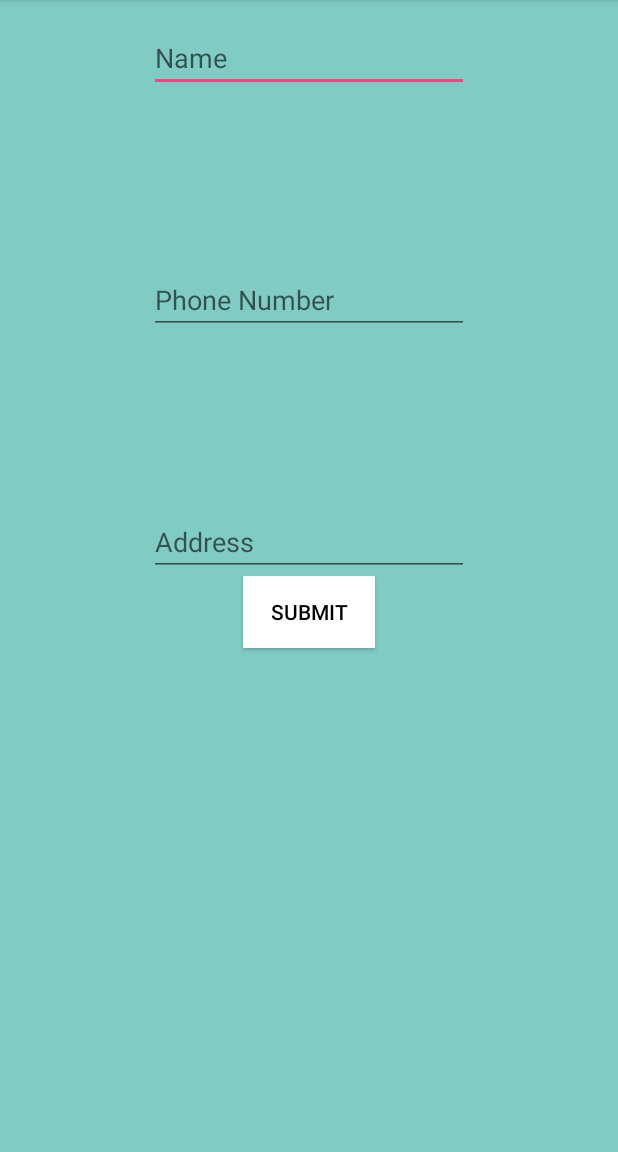
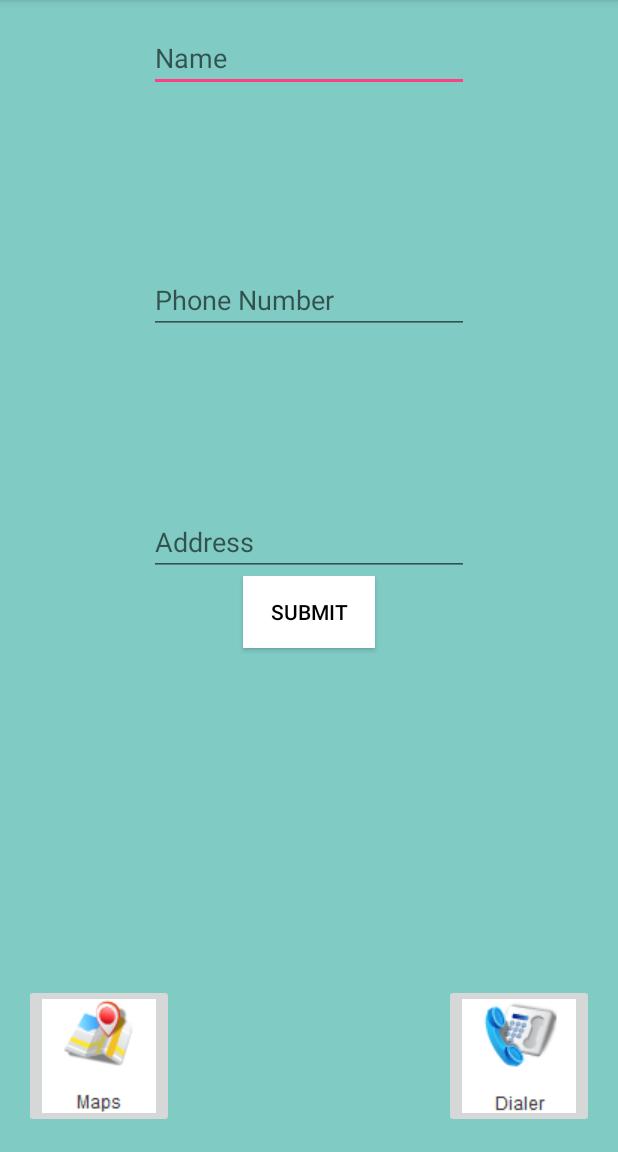
Before and after one commit to billbrasky1/TeamMongoose, an Android app: the screen it shows after launch (MainActivity), on a phone screen of 412 x 824 dp, the part 84-1236 px from its top. Run offline under Robolectric (Android 15) with nearby library versions, the phone set to English and light mode, and no system bars.

Commit message:
added image buttons again

```diff
--- a/Mongoose/app/src/main/res/layout/activity_main.xml
+++ b/Mongoose/app/src/main/res/layout/activity_main.xml
@@ -78,6 +78,25 @@
                 android:id="@+id/userInput"
                 android:layout_centerVertical="true"
                 android:layout_centerHorizontal="true" />
+
+            <ImageButton
+                android:layout_width="wrap_content"
+                android:layout_height="wrap_content"
+                android:id="@+id/mapButton"
+                android:layout_alignParentBottom="true"
+                android:layout_alignParentLeft="true"
+                android:layout_alignParentStart="true"
+                android:src="@drawable/maps"
+                android:adjustViewBounds="false"/>
+
+            <ImageButton
+                android:layout_width="wrap_content"
+                android:layout_height="wrap_content"
+                android:id="@+id/extraButton"
+                android:layout_alignParentBottom="true"
+                android:layout_alignParentRight="true"
+                android:layout_alignParentEnd="true"
+                android:src="@drawable/phone"/>
         </RelativeLayout>
     </LinearLayout>
 </RelativeLayout>
```
